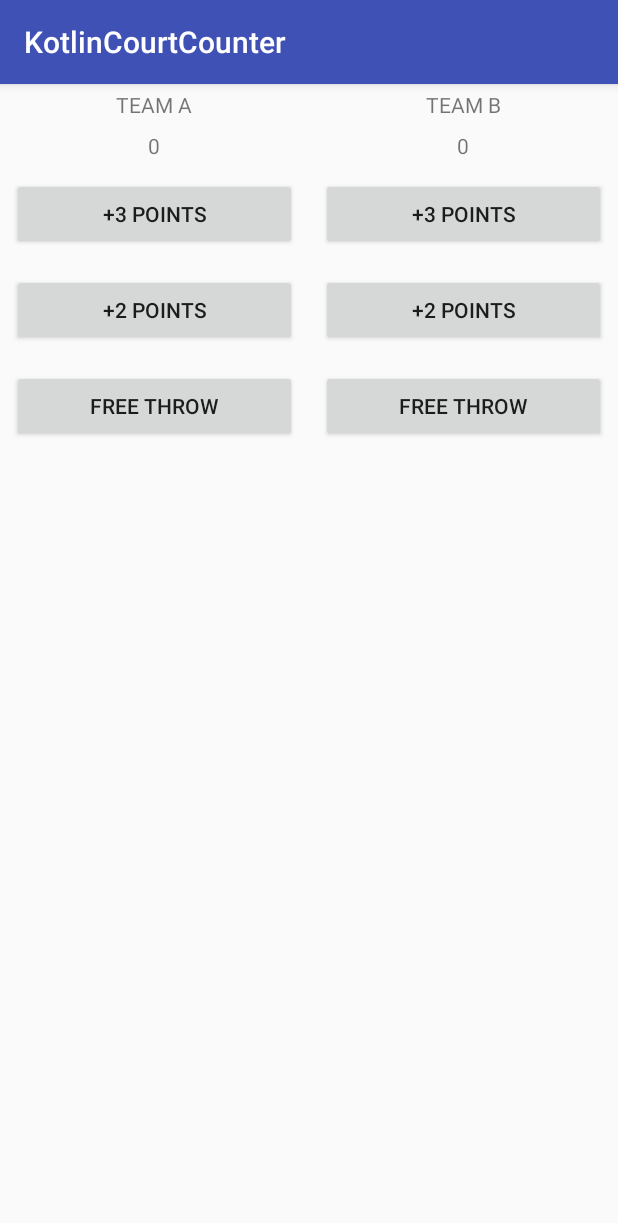
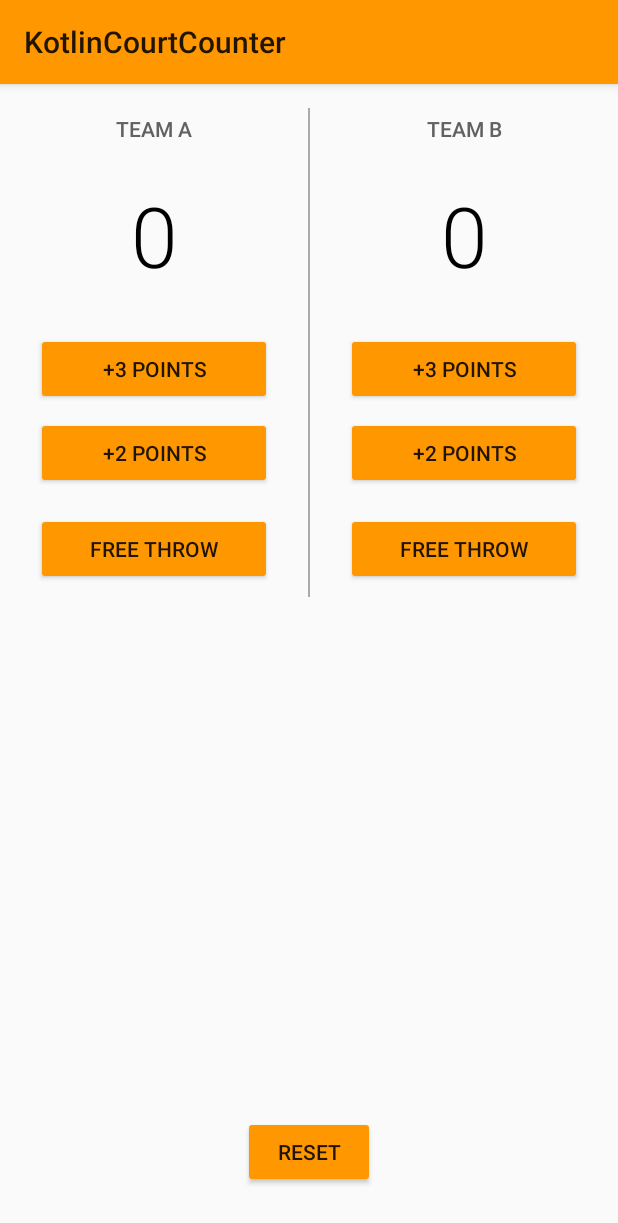
Before and after one commit to josecrmrz/KotlinCourtCounter, an Android app: the screen it shows after launch (MainActivity), on a phone screen of 412 x 824 dp. Shown: the top 1223 px of the screen. Run offline under Robolectric (Android 15) with nearby library versions, the phone set to English and light mode, and no system bars.

Commit message:
Make things pretty

```diff
--- a/app/src/main/java/com/example/android/kotlincourtcounter/MainActivity.kt
+++ b/app/src/main/java/com/example/android/kotlincourtcounter/MainActivity.kt
@@ -12,33 +12,24 @@ class MainActivity : AppCompatActivity() {
     override fun onCreate(savedInstanceState: Bundle?) {
         super.onCreate(savedInstanceState)
         setContentView(R.layout.activity_main)
+        /**
+         * Team A onClick listeners
+         */
+        team_a_three_points.setOnClickListener { teamAThreePoints() }
+        team_a_two_points.setOnClickListener { teamATwoPoints() }
+        team_a_free_throw.setOnClickListener { teamAFreeThrow() }
 
-        // Team A on click listeners
-        team_a_three_points.setOnClickListener {
-            teamAThreePoints()
-        }
+        /**
+         * Team B onClick listeners
+         */
+        team_b_three_points.setOnClickListener { teamBThreePoints() }
+        team_b_two_points.setOnClickListener { teamBTwoPoints() }
+        team_b_free_throw.setOnClickListener { teamBFreeThrow() }
 
-        team_a_two_points.setOnClickListener {
-            teamATwoPoints()
-        }
-
-        team_a_free_throw.setOnClickListener {
-            teamAFreeThrow()
-        }
-
-        // Team B on click listeners
-
-        team_b_three_points.setOnClickListener {
-            teamBThreePoints()
-        }
-
-        team_b_two_points.setOnClickListener {
-            teamBTwoPoints()
-        }
-
-        team_b_free_throw.setOnClickListener {
-            teamBFreeThrow()
-        }
+        /**
+         * Reset onClick listeners
+         */
+        reset_button.setOnClickListener { resetScores() }
 
         displayForTeamA(scoreForTeamA)
         displayForTeamB(scoreForTeamB)
@@ -93,4 +84,15 @@ class MainActivity : AppCompatActivity() {
 
         displayForTeamB(scoreForTeamB)
     }
+
+    /**
+     * Reset team scores to 0
+     */
+    private fun resetScores() {
+        scoreForTeamA = 0
+        scoreForTeamB = 0
+
+        displayForTeamA(scoreForTeamA)
+        displayForTeamB(scoreForTeamB)
+    }
 }
--- a/app/src/main/res/layout/activity_main.xml
+++ b/app/src/main/res/layout/activity_main.xml
@@ -1,38 +1,52 @@
 <?xml version="1.0" encoding="utf-8"?>
-<LinearLayout xmlns:android="http://schemas.android.com/apk/res/android"
+<RelativeLayout xmlns:android="http://schemas.android.com/apk/res/android"
     xmlns:tools="http://schemas.android.com/tools"
     android:layout_width="match_parent"
     android:layout_height="match_parent"
-    android:orientation="horizontal"
-    tools:context="com.example.android.kotlincourtcounter.MainActivity">
+    tools:context=".MainActivity">
+
+    <LinearLayout
+        android:layout_width="match_parent"
+        android:layout_height="wrap_content"
+        android:orientation="horizontal">
 
         <LinearLayout
             android:layout_width="0dp"
-        android:layout_height="match_parent"
+            android:layout_height="wrap_content"
             android:layout_weight="1"
             android:orientation="vertical">
 
             <TextView
                 android:layout_width="match_parent"
                 android:layout_height="wrap_content"
+                android:layout_marginBottom="16dp"
+                android:layout_marginTop="16dp"
+                android:fontFamily="sans-serif-medium"
                 android:gravity="center_horizontal"
                 android:padding="4dp"
                 android:text="Team A"
-            android:textAllCaps="true" />
+                android:textAllCaps="true"
+                android:textColor="#616161"
+                android:textSize="14sp" />
 
             <TextView
                 android:id="@+id/team_a_score"
                 android:layout_width="match_parent"
                 android:layout_height="wrap_content"
+                android:fontFamily="sans-serif-light"
                 android:gravity="center_horizontal"
                 android:padding="4dp"
-            android:text="3" />
+                android:text="0"
+                android:textColor="#000000"
+                android:textSize="56sp" />
 
             <Button
                 android:id="@+id/team_a_three_points"
                 android:layout_width="match_parent"
                 android:layout_height="wrap_content"
-            android:layout_margin="8dp"
+                android:layout_marginLeft="24dp"
+                android:layout_marginRight="24dp"
+                android:layout_marginTop="24dp"
                 android:text="+3 Points"
                 android:textAllCaps="true" />
 
@@ -40,7 +54,10 @@
                 android:id="@+id/team_a_two_points"
                 android:layout_width="match_parent"
                 android:layout_height="wrap_content"
-            android:layout_margin="8dp"
+                android:layout_marginBottom="8dp"
+                android:layout_marginLeft="24dp"
+                android:layout_marginRight="24dp"
+                android:layout_marginTop="8dp"
                 android:text="+2 Points"
                 android:textAllCaps="true" />
 
@@ -48,38 +65,57 @@
                 android:id="@+id/team_a_free_throw"
                 android:layout_width="match_parent"
                 android:layout_height="wrap_content"
-            android:layout_margin="8dp"
+                android:layout_marginBottom="8dp"
+                android:layout_marginLeft="24dp"
+                android:layout_marginRight="24dp"
+                android:layout_marginTop="8dp"
                 android:text="Free Throw"
                 android:textAllCaps="true" />
         </LinearLayout>
 
+        <View
+            android:layout_width="1dp"
+            android:layout_height="match_parent"
+            android:layout_marginTop="16dp"
+            android:background="@android:color/darker_gray" />
+
         <LinearLayout
             android:layout_width="0dp"
-        android:layout_height="match_parent"
+            android:layout_height="wrap_content"
             android:layout_weight="1"
             android:orientation="vertical">
 
             <TextView
                 android:layout_width="match_parent"
                 android:layout_height="wrap_content"
+                android:layout_marginBottom="16dp"
+                android:layout_marginTop="16dp"
+                android:fontFamily="sans-serif-medium"
                 android:gravity="center_horizontal"
                 android:padding="4dp"
                 android:text="Team B"
-            android:textAllCaps="true" />
+                android:textAllCaps="true"
+                android:textColor="#616161"
+                android:textSize="14sp" />
 
             <TextView
                 android:id="@+id/team_b_score"
                 android:layout_width="match_parent"
                 android:layout_height="wrap_content"
+                android:fontFamily="sans-serif-light"
                 android:gravity="center_horizontal"
                 android:padding="4dp"
-            android:text="3" />
+                android:text="0"
+                android:textColor="#000000"
+                android:textSize="56sp" />
 
             <Button
                 android:id="@+id/team_b_three_points"
                 android:layout_width="match_parent"
                 android:layout_height="wrap_content"
-            android:layout_margin="8dp"
+                android:layout_marginLeft="24dp"
+                android:layout_marginRight="24dp"
+                android:layout_marginTop="24dp"
                 android:text="+3 Points"
                 android:textAllCaps="true" />
 
@@ -87,7 +123,10 @@
                 android:id="@+id/team_b_two_points"
                 android:layout_width="match_parent"
                 android:layout_height="wrap_content"
-            android:layout_margin="8dp"
+                android:layout_marginBottom="8dp"
+                android:layout_marginLeft="24dp"
+                android:layout_marginRight="24dp"
+                android:layout_marginTop="8dp"
                 android:text="+2 Points"
                 android:textAllCaps="true" />
 
@@ -95,9 +134,23 @@
                 android:id="@+id/team_b_free_throw"
                 android:layout_width="match_parent"
                 android:layout_height="wrap_content"
-            android:layout_margin="8dp"
+                android:layout_marginBottom="8dp"
+                android:layout_marginLeft="24dp"
+                android:layout_marginRight="24dp"
+                android:layout_marginTop="8dp"
                 android:text="Free Throw"
                 android:textAllCaps="true" />
         </LinearLayout>
+    </LinearLayout>
 
-</LinearLayout>
+    <Button
+        android:id="@+id/reset_button"
+        android:layout_width="wrap_content"
+        android:layout_height="wrap_content"
+        android:layout_alignParentBottom="true"
+        android:layout_centerHorizontal="true"
+        android:layout_marginBottom="32dp"
+        android:text="Reset"
+        android:textAllCaps="true" />
+
+</RelativeLayout>
--- a/app/src/main/res/values/styles.xml
+++ b/app/src/main/res/values/styles.xml
@@ -1,11 +1,9 @@
 <resources>
-
     <!-- Base application theme. -->
-    <style name="AppTheme" parent="Theme.AppCompat.Light.DarkActionBar">
-        <!-- Customize your theme here. -->
-        <item name="colorPrimary">@color/colorPrimary</item>
-        <item name="colorPrimaryDark">@color/colorPrimaryDark</item>
-        <item name="colorAccent">@color/colorAccent</item>
+    <style name="AppTheme" parent="Theme.AppCompat.Light">
+        <!-- Primary theme color of the app (sets background color of app bar) -->
+        <item name="colorPrimary">#FF9800</item>
+        <!-- Background color of buttons in the app -->
+        <item name="colorButtonNormal">#FF9800</item>
     </style>
-
 </resources>
```
Lines whose indentation alone changed are shown as unchanged.
